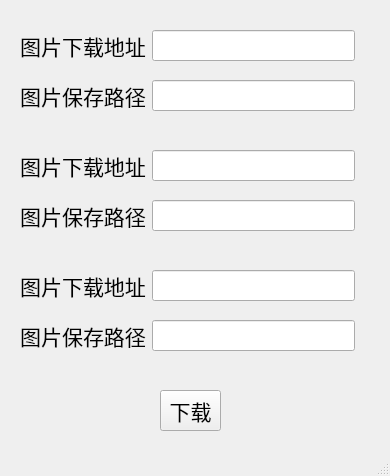
The window that DownloadPic/mainwindow.ui (ZzJjH/DownloadPic_Thread) describes before a commit, drawn with Qt 5.
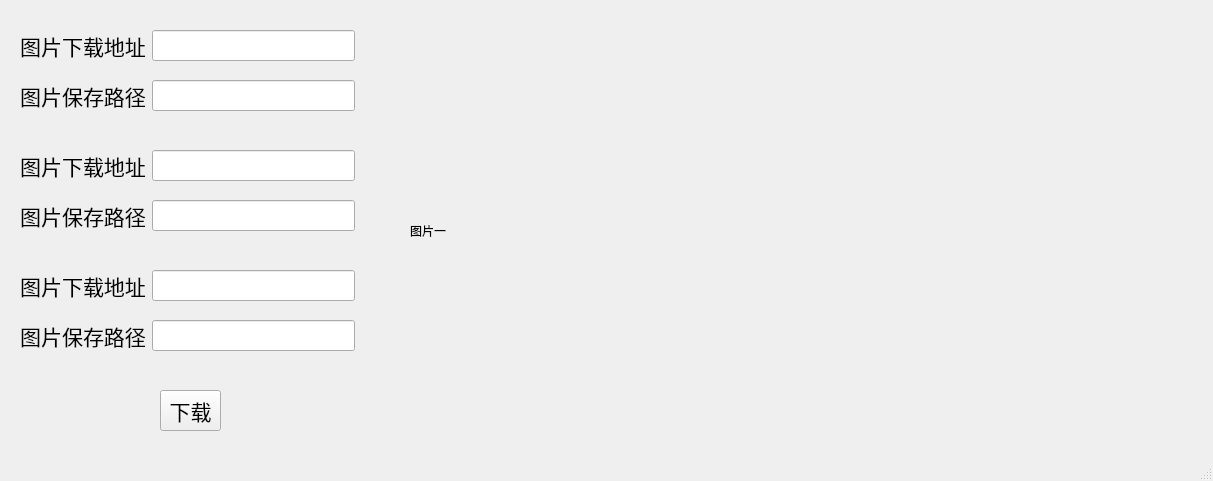
The same window after the commit.

Commit message: 将下载的图片显示

Patch:
```diff
--- a/DownloadPic/mainwindow.ui
+++ b/DownloadPic/mainwindow.ui
@@ -6,8 +6,8 @@
    <rect>
     <x>0</x>
     <y>0</y>
-    <width>390</width>
-    <height>476</height>
+    <width>1213</width>
+    <height>481</height>
    </rect>
   </property>
   <property name="windowTitle">
@@ -172,7 +172,7 @@
      <string>下载</string>
     </property>
    </widget>
-   <widget class="QWidget" name="">
+   <widget class="QWidget" name="layoutWidget">
     <property name="geometry">
      <rect>
       <x>20</x>
@@ -200,6 +200,19 @@
      </item>
     </layout>
    </widget>
+   <widget class="QLabel" name="showpic_1">
+    <property name="geometry">
+     <rect>
+      <x>410</x>
+      <y>30</y>
+      <width>661</width>
+      <height>401</height>
+     </rect>
+    </property>
+    <property name="text">
+     <string>图片一</string>
+    </property>
+   </widget>
   </widget>
   <widget class="QMenuBar" name="menubar">
    <property name="geometry">
```
Left out of the diff: 2 changed lines with no effect on the pictures. The commit also changes 5 other files.
